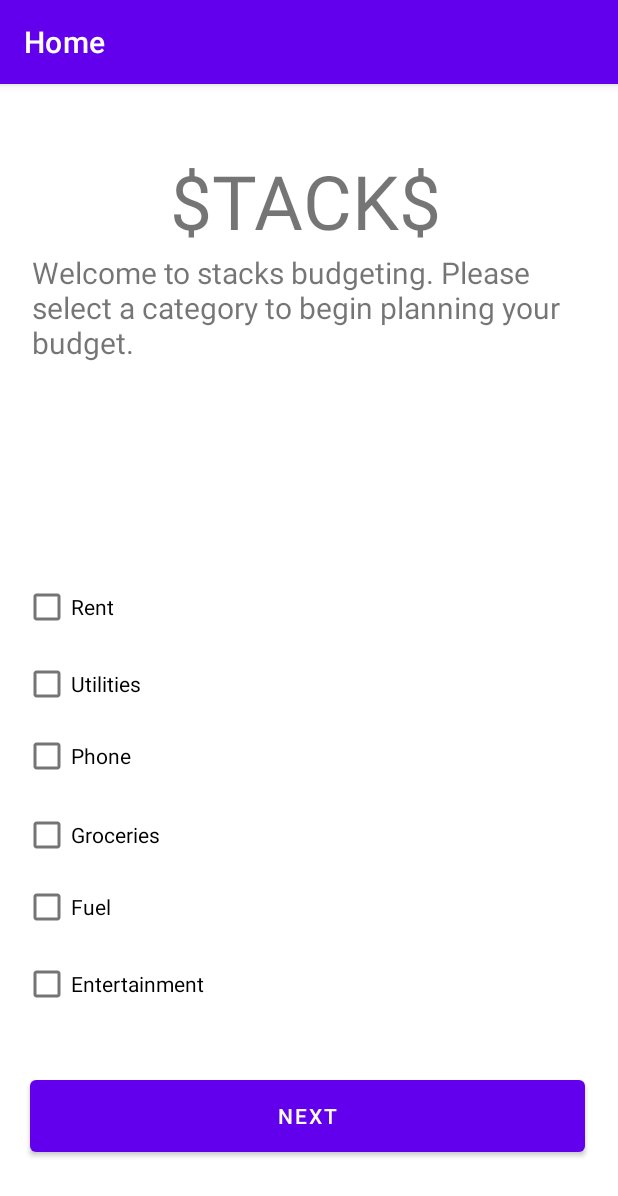
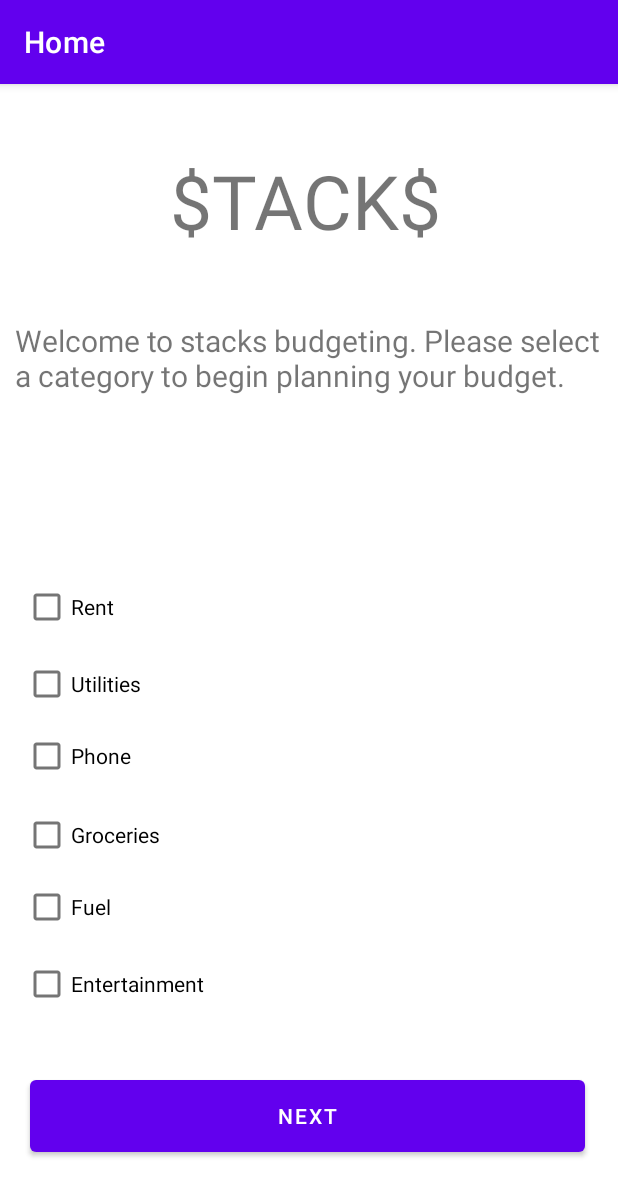
Before and after one commit to SaintF17/Stacks, an Android app: the screen it shows after launch (HomeActivity), on a phone screen of 412 x 824 dp. Shown: the top 1196 px of the screen. Run offline under Robolectric (Android 15) with nearby library versions, the phone set to English and light mode, and no system bars.

Commit message:
Minor view change.

```diff
--- a/app/src/main/res/layout/activity_home.xml
+++ b/app/src/main/res/layout/activity_home.xml
@@ -13,11 +13,10 @@
 
     <TextView
         android:id="@+id/textView2"
-        android:layout_width="369dp"
+        android:layout_width="wrap_content"
         android:layout_height="wrap_content"
         android:layout_alignParentTop="true"
-        android:layout_centerHorizontal="true"
-        android:layout_marginTop="102dp"
+        android:layout_marginTop="147dp"
         android:text="Welcome to stacks budgeting. Please select a category to begin planning your budget."
         android:textAlignment="viewStart"
         android:textSize="20dp" />
```
